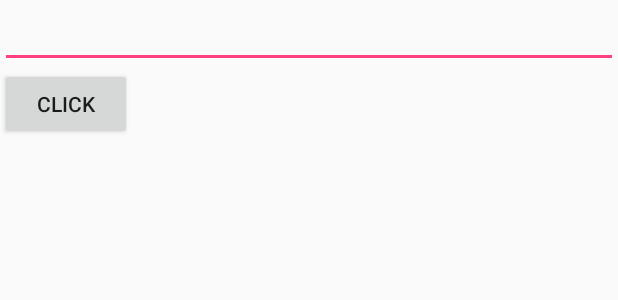
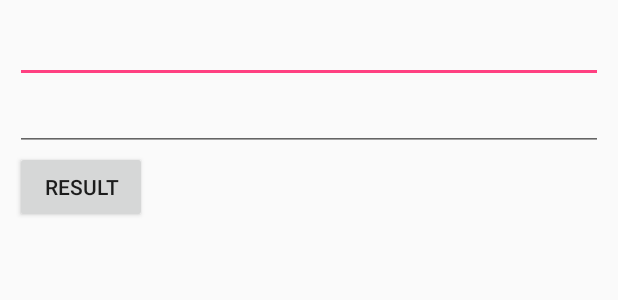
Before and after one commit to sayami007/dataBinding, an Android app: the layout activity_main.xml on its own in the app's theme, with its tools: preview values and no code run, on a phone screen of 412 x 824 dp. Shown: the top 300 px of the screen. Run offline under Robolectric (Android 15) with nearby library versions, the phone set to English and light mode, and no system bars.

```diff
--- a/app/src/main/res/layout/activity_main.xml
+++ b/app/src/main/res/layout/activity_main.xml
@@ -2,31 +2,51 @@
 
 <layout xmlns:android="http://schemas.android.com/apk/res/android">
 
-    <data>
+    <data class="AddBinding">
 
         <variable
             name="model"
-            type="np.com.manandharbibesh.finalapp.handler.ModelBinding" />
+            type="np.com.manandharbibesh.finalapp.model.AddModel" />
 
         <variable
-            name="button"
-            type="np.com.manandharbibesh.finalapp.handler.ClickPresenter" />
+            name="presenter"
+            type="np.com.manandharbibesh.finalapp.viewModel.AddPresenter" />
+
     </data>
-
 
     <LinearLayout
         android:layout_width="match_parent"
         android:layout_height="match_parent"
-        android:orientation="vertical">
+        android:orientation="vertical"
+        android:padding="10dp">
 
         <EditText
             android:layout_width="match_parent"
             android:layout_height="wrap_content"
-            android:text="@={model.name}"/>
-        <Button
-            android:layout_width="wrap_content"
+            android:text="@={model.num1}" />
+
+        <EditText
+            android:layout_width="match_parent"
             android:layout_height="wrap_content"
-            android:onClick="@{(view)->button.onClick(view,model.name)}"
-            android:text="Click" />
+            android:text="@={model.num2}" />
+
+        <LinearLayout
+            android:layout_width="match_parent"
+            android:layout_height="match_parent"
+            android:orientation="horizontal">
+
+            <Button
+                android:layout_width="wrap_content"
+                android:layout_height="wrap_content"
+                android:onClick="@{()->presenter.addition(model.num1,model.num2)}"
+                android:text="Result" />
+
+            <TextView
+                android:layout_width="match_parent"
+                android:layout_height="wrap_content"
+                android:text="@{presenter.finalValue}" />
+
+        </LinearLayout>
+
     </LinearLayout>
 </layout>
```
Also changed, not shown: app/src/main/java/np/com/manandharbibesh/finalapp/MainActivity.java (+8 -11 lines), app/src/main/java/np/com/manandharbibesh/finalapp/handler/ClickPresenter.java (deleted, +0 -16 lines), app/src/main/java/np/com/manandharbibesh/finalapp/model/AddModel.java (renamed from app/src/main/java/np/com/manandharbibesh/finalapp/handler/ModelBinding.java, +18 -12 lines), app/src/main/java/np/com/manandharbibesh/finalapp/viewModel/AddPresenter.java (added, +29 -0 lines).
